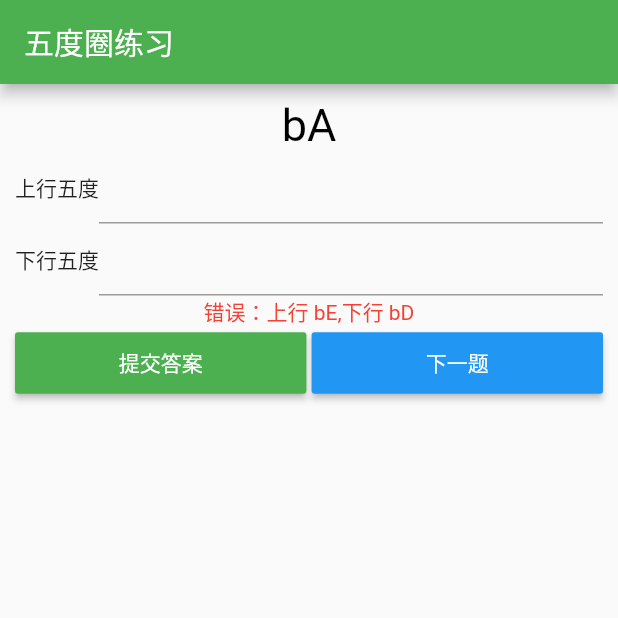
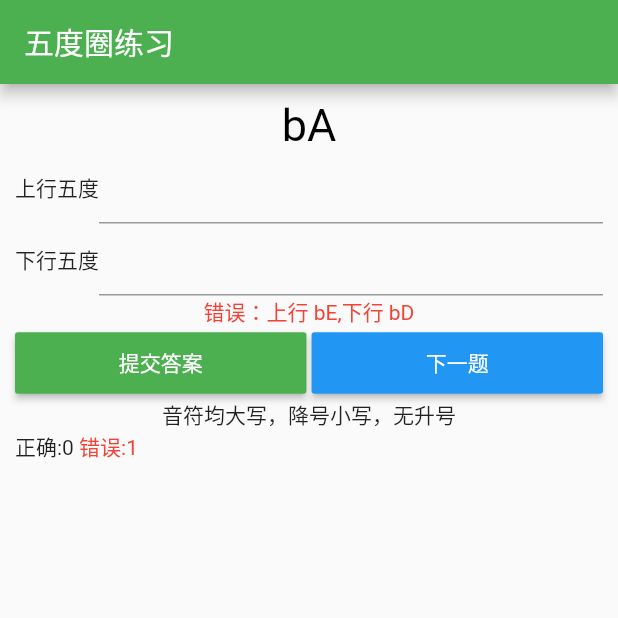
Before and after one commit to JoeSteven/MTheory, a Flutter app: the screen it shows after launch, after a tap on "提交答案", on a phone screen of 412 x 824 dp, the top half of it. Run offline on Flutter 3.47's test engine with Material 2 defaults, Android fonts, the phone set to English and light mode, and no system bars.

Commit message:
增加计数:

```diff
--- a/lib/music/circle_of_fifths_page.dart
+++ b/lib/music/circle_of_fifths_page.dart
@@ -17,6 +17,9 @@ class _CircleOfFifthPage extends State<CircleOfFifthPage> {
   var _answerColor = Colors.black;
   var _questionText = CFUtil.randomNote();
 
+  var _rightCount = 0;
+  var _wrongCount = 0;
+
   @override
   Widget build(BuildContext context) {
     return new Scaffold(
@@ -32,6 +35,8 @@ class _CircleOfFifthPage extends State<CircleOfFifthPage> {
               _downInput(),
               _answer(),
               _buttons(),
+              _hint(),
+              _count(),
             ],
           ),
           margin: new EdgeInsets.all(10),
@@ -102,9 +107,11 @@ class _CircleOfFifthPage extends State<CircleOfFifthPage> {
       setState(() {
         _answerColor = Colors.black;
         _answerText = "正确：上行 $up,下行 $down";
+        _rightCount +=1;
       });
     } else {
       setState(() {
+        _wrongCount+=1;
         _answerColor = Colors.red;
         _answerText = "错误：上行 $up,下行 $down";
       });
@@ -121,5 +128,18 @@ class _CircleOfFifthPage extends State<CircleOfFifthPage> {
     });
   }
 
+  Text _hint() {
+    return Text("音符均大写，降号小写，无升号");
+  }
+
+  Row _count() {
+    return Row(
+      children: <Widget>[
+        Text("正确:$_rightCount"),
+        Text(" 错误:$_wrongCount", style: TextStyle(color: Colors.red),)
+      ],
+    );
+  }
+
 
 }
```
